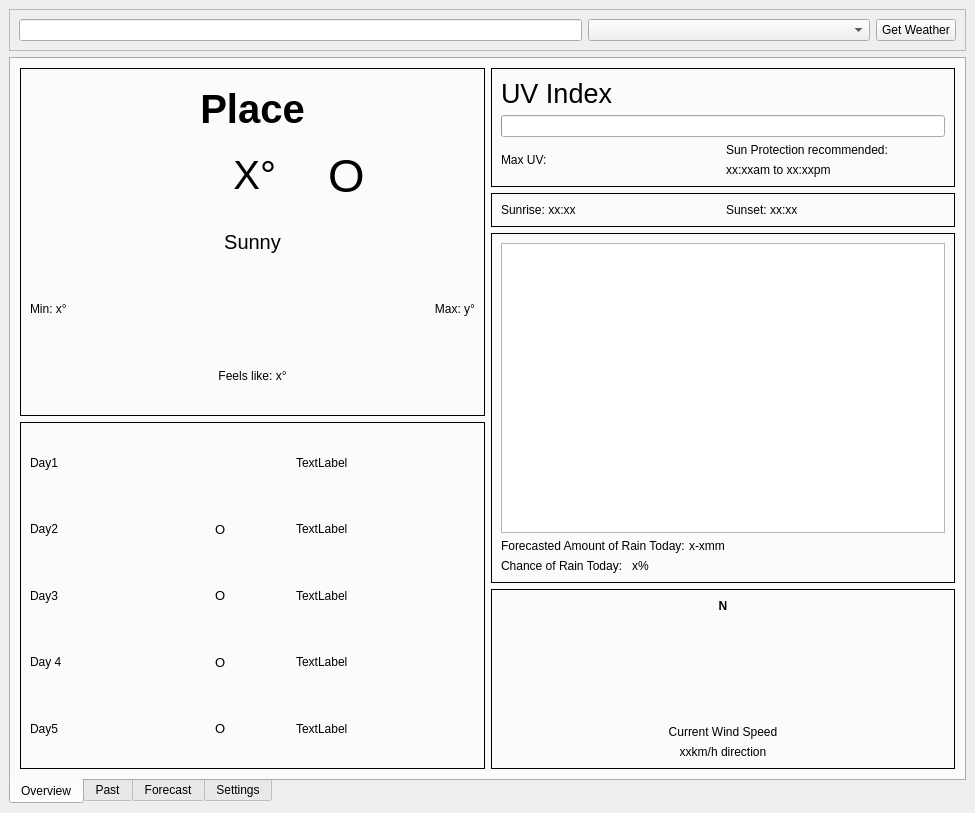
This is main.ui in GamerTechUni/gavins-weather-app as Qt 5 draws it before an edit. The edited form follows.
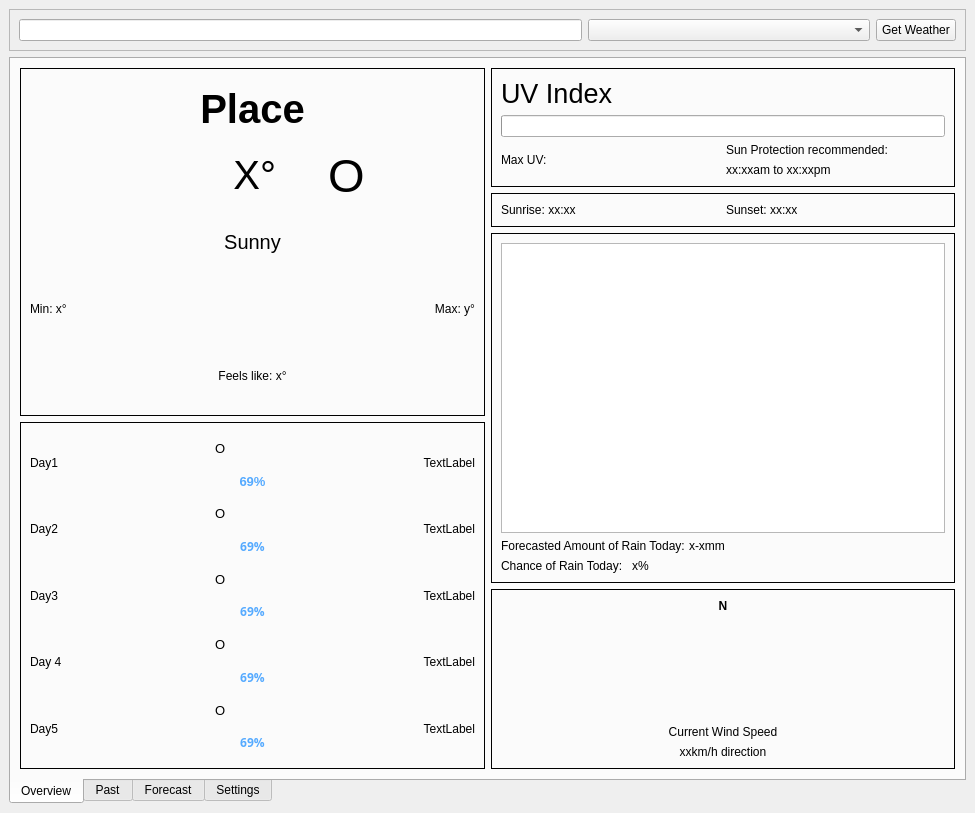
This is the edited form. Icons and pictures are not drawn. Custom widgets are drawn as their Qt base class.

Commit message: Added Chance of Rain Percentage to Upcoming Forecast

```diff
--- a/main.ui
+++ b/main.ui
@@ -259,6 +259,18 @@
              </item>
              <item>
               <layout class="QVBoxLayout" name="verticalLayout_3">
+               <property name="spacing">
+                <number>0</number>
+               </property>
+               <property name="leftMargin">
+                <number>0</number>
+               </property>
+               <property name="rightMargin">
+                <number>0</number>
+               </property>
+               <property name="bottomMargin">
+                <number>0</number>
+               </property>
                <item>
                 <widget class="QLabel" name="icon_overview1">
                  <property name="maximumSize">
@@ -274,7 +286,7 @@
                   </font>
                  </property>
                  <property name="text">
-                  <string/>
+                  <string>O</string>
                  </property>
                  <property name="pixmap">
                   <pixmap>../8a3a0566/sunny.png</pixmap>
@@ -282,6 +294,35 @@
                  <property name="scaledContents">
                   <bool>true</bool>
                  </property>
+                 <property name="alignment">
+                  <set>Qt::AlignmentFlag::AlignLeading|Qt::AlignmentFlag::AlignLeft|Qt::AlignmentFlag::AlignVCenter</set>
+                 </property>
+                </widget>
+               </item>
+               <item>
+                <widget class="QLabel" name="icon_chance_of_rain1">
+                 <property name="maximumSize">
+                  <size>
+                   <width>75</width>
+                   <height>75</height>
+                  </size>
+                 </property>
+                 <property name="font">
+                  <font>
+                   <family>Liberation Sans</family>
+                   <pointsize>10</pointsize>
+                   <bold>true</bold>
+                  </font>
+                 </property>
+                 <property name="styleSheet">
+                  <string notr="true">color: rgb(85, 170, 255);</string>
+                 </property>
+                 <property name="text">
+                  <string>69%</string>
+                 </property>
+                 <property name="alignment">
+                  <set>Qt::AlignmentFlag::AlignCenter</set>
+                 </property>
                 </widget>
                </item>
                <item>
@@ -301,6 +342,34 @@
                  <property name="text">
                   <string>O</string>
                  </property>
+                 <property name="alignment">
+                  <set>Qt::AlignmentFlag::AlignLeading|Qt::AlignmentFlag::AlignLeft|Qt::AlignmentFlag::AlignVCenter</set>
+                 </property>
+                </widget>
+               </item>
+               <item>
+                <widget class="QLabel" name="icon_chance_of_rain2">
+                 <property name="maximumSize">
+                  <size>
+                   <width>75</width>
+                   <height>75</height>
+                  </size>
+                 </property>
+                 <property name="font">
+                  <font>
+                   <family>Noto Sans</family>
+                   <bold>true</bold>
+                  </font>
+                 </property>
+                 <property name="styleSheet">
+                  <string notr="true">color: rgb(85, 170, 255);</string>
+                 </property>
+                 <property name="text">
+                  <string>69%</string>
+                 </property>
+                 <property name="alignment">
+                  <set>Qt::AlignmentFlag::AlignCenter</set>
+                 </property>
                 </widget>
                </item>
                <item>
@@ -320,6 +389,34 @@
                  <property name="text">
                   <string>O</string>
                  </property>
+                 <property name="alignment">
+                  <set>Qt::AlignmentFlag::AlignLeading|Qt::AlignmentFlag::AlignLeft|Qt::AlignmentFlag::AlignVCenter</set>
+                 </property>
+                </widget>
+               </item>
+               <item>
+                <widget class="QLabel" name="icon_chance_of_rain3">
+                 <property name="maximumSize">
+                  <size>
+                   <width>75</width>
+                   <height>75</height>
+                  </size>
+                 </property>
+                 <property name="font">
+                  <font>
+                   <family>Noto Sans</family>
+                   <bold>true</bold>
+                  </font>
+                 </property>
+                 <property name="styleSheet">
+                  <string notr="true">color: rgb(85, 170, 255);</string>
+                 </property>
+                 <property name="text">
+                  <string>69%</string>
+                 </property>
+                 <property name="alignment">
+                  <set>Qt::AlignmentFlag::AlignCenter</set>
+                 </property>
                 </widget>
                </item>
                <item>
@@ -339,6 +436,34 @@
                  <property name="text">
                   <string>O</string>
                  </property>
+                 <property name="alignment">
+                  <set>Qt::AlignmentFlag::AlignLeading|Qt::AlignmentFlag::AlignLeft|Qt::AlignmentFlag::AlignVCenter</set>
+                 </property>
+                </widget>
+               </item>
+               <item>
+                <widget class="QLabel" name="icon_chance_of_rain4">
+                 <property name="maximumSize">
+                  <size>
+                   <width>75</width>
+                   <height>75</height>
+                  </size>
+                 </property>
+                 <property name="font">
+                  <font>
+                   <family>Noto Sans</family>
+                   <bold>true</bold>
+                  </font>
+                 </property>
+                 <property name="styleSheet">
+                  <string notr="true">color: rgb(85, 170, 255);</string>
+                 </property>
+                 <property name="text">
+                  <string>69%</string>
+                 </property>
+                 <property name="alignment">
+                  <set>Qt::AlignmentFlag::AlignCenter</set>
+                 </property>
                 </widget>
                </item>
                <item>
@@ -358,6 +483,34 @@
                  <property name="text">
                   <string>O</string>
                  </property>
+                 <property name="alignment">
+                  <set>Qt::AlignmentFlag::AlignLeading|Qt::AlignmentFlag::AlignLeft|Qt::AlignmentFlag::AlignVCenter</set>
+                 </property>
+                </widget>
+               </item>
+               <item>
+                <widget class="QLabel" name="icon_chance_of_rain5">
+                 <property name="maximumSize">
+                  <size>
+                   <width>75</width>
+                   <height>75</height>
+                  </size>
+                 </property>
+                 <property name="font">
+                  <font>
+                   <family>Noto Sans</family>
+                   <bold>true</bold>
+                  </font>
+                 </property>
+                 <property name="styleSheet">
+                  <string notr="true">color: rgb(85, 170, 255);</string>
+                 </property>
+                 <property name="text">
+                  <string>69%</string>
+                 </property>
+                 <property name="alignment">
+                  <set>Qt::AlignmentFlag::AlignCenter</set>
+                 </property>
                 </widget>
                </item>
               </layout>
@@ -369,6 +522,9 @@
                  <property name="text">
                   <string>TextLabel</string>
                  </property>
+                 <property name="alignment">
+                  <set>Qt::AlignmentFlag::AlignRight|Qt::AlignmentFlag::AlignTrailing|Qt::AlignmentFlag::AlignVCenter</set>
+                 </property>
                 </widget>
                </item>
                <item>
@@ -376,6 +532,9 @@
                  <property name="text">
                   <string>TextLabel</string>
                  </property>
+                 <property name="alignment">
+                  <set>Qt::AlignmentFlag::AlignRight|Qt::AlignmentFlag::AlignTrailing|Qt::AlignmentFlag::AlignVCenter</set>
+                 </property>
                 </widget>
                </item>
                <item>
@@ -383,6 +542,9 @@
                  <property name="text">
                   <string>TextLabel</string>
                  </property>
+                 <property name="alignment">
+                  <set>Qt::AlignmentFlag::AlignRight|Qt::AlignmentFlag::AlignTrailing|Qt::AlignmentFlag::AlignVCenter</set>
+                 </property>
                 </widget>
                </item>
                <item>
@@ -390,6 +552,9 @@
                  <property name="text">
                   <string>TextLabel</string>
                  </property>
+                 <property name="alignment">
+                  <set>Qt::AlignmentFlag::AlignRight|Qt::AlignmentFlag::AlignTrailing|Qt::AlignmentFlag::AlignVCenter</set>
+                 </property>
                 </widget>
                </item>
                <item>
@@ -397,6 +562,9 @@
                  <property name="text">
                   <string>TextLabel</string>
                  </property>
+                 <property name="alignment">
+                  <set>Qt::AlignmentFlag::AlignRight|Qt::AlignmentFlag::AlignTrailing|Qt::AlignmentFlag::AlignVCenter</set>
+                 </property>
                 </widget>
                </item>
               </layout>
```
The commit also changes 3 other files.
